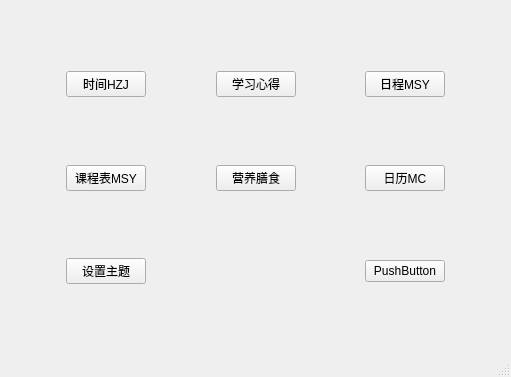
Arthur381/QTproject, file realProgect/mainwindow.ui: the form before one commit.
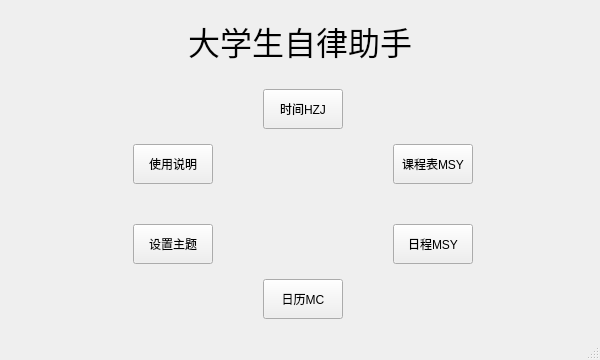
The form after the commit. Icons and pictures are not drawn.

```diff
--- a/realProgect/mainwindow.ui
+++ b/realProgect/mainwindow.ui
@@ -6,10 +6,22 @@
    <rect>
     <x>0</x>
     <y>0</y>
-    <width>511</width>
-    <height>377</height>
+    <width>600</width>
+    <height>360</height>
    </rect>
   </property>
+  <property name="minimumSize">
+   <size>
+    <width>600</width>
+    <height>360</height>
+   </size>
+  </property>
+  <property name="maximumSize">
+   <size>
+    <width>600</width>
+    <height>360</height>
+   </size>
+  </property>
   <property name="windowTitle">
    <string>PKU自律指南</string>
   </property>
@@ -19,296 +31,149 @@
   </property>
   <widget class="QWidget" name="centralwidget">
    <layout class="QGridLayout" name="gridLayout">
-    <item row="0" column="1">
-     <spacer name="verticalSpacer_2">
-      <property name="orientation">
-       <enum>Qt::Vertical</enum>
+    <item row="0" column="0">
+     <widget class="QLabel" name="label">
+      <property name="font">
+       <font>
+        <family>Bahnschrift Light</family>
+        <pointsize>24</pointsize>
+       </font>
       </property>
-      <property name="sizeHint" stdset="0">
-       <size>
-        <width>20</width>
-        <height>40</height>
-       </size>
-      </property>
-     </spacer>
-    </item>
-    <item row="6" column="1">
-     <spacer name="verticalSpacer_7">
-      <property name="orientation">
-       <enum>Qt::Vertical</enum>
-      </property>
-      <property name="sizeHint" stdset="0">
-       <size>
-        <width>20</width>
-        <height>40</height>
-       </size>
-      </property>
-     </spacer>
-    </item>
-    <item row="2" column="1">
-     <spacer name="verticalSpacer">
-      <property name="orientation">
-       <enum>Qt::Vertical</enum>
-      </property>
-      <property name="sizeHint" stdset="0">
-       <size>
-        <width>20</width>
-        <height>40</height>
-       </size>
-      </property>
-     </spacer>
-    </item>
-    <item row="3" column="4">
-     <spacer name="horizontalSpacer_8">
-      <property name="orientation">
-       <enum>Qt::Horizontal</enum>
-      </property>
-      <property name="sizeHint" stdset="0">
-       <size>
-        <width>40</width>
-        <height>20</height>
-       </size>
-      </property>
-     </spacer>
-    </item>
-    <item row="3" column="3">
-     <widget class="QPushButton" name="Food">
       <property name="text">
-       <string>营养膳食</string>
+       <string>大学生自律助手</string>
+      </property>
+      <property name="alignment">
+       <set>Qt::AlignCenter</set>
       </property>
      </widget>
     </item>
     <item row="1" column="0">
-     <spacer name="horizontalSpacer_4">
-      <property name="orientation">
-       <enum>Qt::Horizontal</enum>
-      </property>
-      <property name="sizeHint" stdset="0">
+     <widget class="QWidget" name="widget_2" native="true">
+      <property name="minimumSize">
        <size>
-        <width>40</width>
-        <height>20</height>
+        <width>0</width>
+        <height>250</height>
        </size>
       </property>
-     </spacer>
-    </item>
-    <item row="1" column="3">
-     <widget class="QPushButton" name="note">
-      <property name="text">
-       <string>学习心得</string>
-      </property>
+      <widget class="QPushButton" name="TTBT">
+       <property name="geometry">
+        <rect>
+         <x>384</x>
+         <y>65</y>
+         <width>80</width>
+         <height>40</height>
+        </rect>
+       </property>
+       <property name="minimumSize">
+        <size>
+         <width>40</width>
+         <height>40</height>
+        </size>
+       </property>
+       <property name="text">
+        <string>课程表MSY</string>
+       </property>
+      </widget>
+      <widget class="QPushButton" name="pushButton">
+       <property name="geometry">
+        <rect>
+         <x>384</x>
+         <y>145</y>
+         <width>80</width>
+         <height>40</height>
+        </rect>
+       </property>
+       <property name="minimumSize">
+        <size>
+         <width>40</width>
+         <height>40</height>
+        </size>
+       </property>
+       <property name="text">
+        <string>日程MSY</string>
+       </property>
+      </widget>
+      <widget class="QPushButton" name="calBT">
+       <property name="geometry">
+        <rect>
+         <x>254</x>
+         <y>200</y>
+         <width>80</width>
+         <height>40</height>
+        </rect>
+       </property>
+       <property name="minimumSize">
+        <size>
+         <width>40</width>
+         <height>40</height>
+        </size>
+       </property>
+       <property name="text">
+        <string>日历MC</string>
+       </property>
+      </widget>
+      <widget class="QPushButton" name="style">
+       <property name="geometry">
+        <rect>
+         <x>124</x>
+         <y>145</y>
+         <width>80</width>
+         <height>40</height>
+        </rect>
+       </property>
+       <property name="minimumSize">
+        <size>
+         <width>40</width>
+         <height>40</height>
+        </size>
+       </property>
+       <property name="text">
+        <string>设置主题</string>
+       </property>
+      </widget>
+      <widget class="QPushButton" name="readme">
+       <property name="geometry">
+        <rect>
+         <x>124</x>
+         <y>65</y>
+         <width>80</width>
+         <height>40</height>
+        </rect>
+       </property>
+       <property name="minimumSize">
+        <size>
+         <width>40</width>
+         <height>40</height>
+        </size>
+       </property>
+       <property name="text">
+        <string>使用说明</string>
+       </property>
+      </widget>
+      <widget class="QPushButton" name="clockBT">
+       <property name="geometry">
+        <rect>
+         <x>254</x>
+         <y>10</y>
+         <width>80</width>
+         <height>40</height>
+        </rect>
+       </property>
+       <property name="minimumSize">
+        <size>
+         <width>40</width>
+         <height>40</height>
+        </size>
+       </property>
+       <property name="cursor">
+        <cursorShape>PointingHandCursor</cursorShape>
+       </property>
+       <property name="text">
+        <string>时间HZJ</string>
+       </property>
+      </widget>
      </widget>
     </item>
-    <item row="4" column="1">
-     <spacer name="verticalSpacer_3">
-      <property name="orientation">
-       <enum>Qt::Vertical</enum>
-      </property>
-      <property name="sizeHint" stdset="0">
-       <size>
-        <width>20</width>
-        <height>40</height>
-       </size>
-      </property>
-     </spacer>
-    </item>
-    <item row="3" column="0">
-     <spacer name="horizontalSpacer_6">
-      <property name="orientation">
-       <enum>Qt::Horizontal</enum>
-      </property>
-      <property name="sizeHint" stdset="0">
-       <size>
-        <width>40</width>
-        <height>20</height>
-       </size>
-      </property>
-     </spacer>
-    </item>
-    <item row="1" column="4">
-     <spacer name="horizontalSpacer_7">
-      <property name="orientation">
-       <enum>Qt::Horizontal</enum>
-      </property>
-      <property name="sizeHint" stdset="0">
-       <size>
-        <width>40</width>
-        <height>20</height>
-       </size>
-      </property>
-     </spacer>
-    </item>
-    <item row="0" column="5">
-     <spacer name="verticalSpacer_6">
-      <property name="orientation">
-       <enum>Qt::Vertical</enum>
-      </property>
-      <property name="sizeHint" stdset="0">
-       <size>
-        <width>20</width>
-        <height>40</height>
-       </size>
-      </property>
-     </spacer>
-    </item>
-    <item row="1" column="5">
-     <widget class="QPushButton" name="pushButton">
-      <property name="text">
-       <string>日程MSY</string>
-      </property>
-     </widget>
-    </item>
-    <item row="1" column="6">
-     <spacer name="horizontalSpacer_5">
-      <property name="orientation">
-       <enum>Qt::Horizontal</enum>
-      </property>
-      <property name="sizeHint" stdset="0">
-       <size>
-        <width>40</width>
-        <height>20</height>
-       </size>
-      </property>
-     </spacer>
-    </item>
-    <item row="1" column="2">
-     <spacer name="horizontalSpacer_3">
-      <property name="orientation">
-       <enum>Qt::Horizontal</enum>
-      </property>
-      <property name="sizeHint" stdset="0">
-       <size>
-        <width>40</width>
-        <height>20</height>
-       </size>
-      </property>
-     </spacer>
-    </item>
-    <item row="3" column="1">
-     <widget class="QPushButton" name="TTBT">
-      <property name="text">
-       <string>课程表MSY</string>
-      </property>
-     </widget>
-    </item>
-    <item row="3" column="2">
-     <spacer name="horizontalSpacer_2">
-      <property name="orientation">
-       <enum>Qt::Horizontal</enum>
-      </property>
-      <property name="sizeHint" stdset="0">
-       <size>
-        <width>40</width>
-        <height>20</height>
-       </size>
-      </property>
-     </spacer>
-    </item>
-    <item row="2" column="5">
-     <spacer name="verticalSpacer_4">
-      <property name="orientation">
-       <enum>Qt::Vertical</enum>
-      </property>
-      <property name="sizeHint" stdset="0">
-       <size>
-        <width>20</width>
-        <height>40</height>
-       </size>
-      </property>
-     </spacer>
-    </item>
-    <item row="6" column="5">
-     <spacer name="verticalSpacer_8">
-      <property name="orientation">
-       <enum>Qt::Vertical</enum>
-      </property>
-      <property name="sizeHint" stdset="0">
-       <size>
-        <width>20</width>
-        <height>40</height>
-       </size>
-      </property>
-     </spacer>
-    </item>
-    <item row="3" column="5">
-     <widget class="QPushButton" name="calBT">
-      <property name="text">
-       <string>日历MC</string>
-      </property>
-     </widget>
-    </item>
-    <item row="4" column="5">
-     <spacer name="verticalSpacer_5">
-      <property name="orientation">
-       <enum>Qt::Vertical</enum>
-      </property>
-      <property name="sizeHint" stdset="0">
-       <size>
-        <width>20</width>
-        <height>40</height>
-       </size>
-      </property>
-     </spacer>
-    </item>
-    <item row="3" column="6">
-     <spacer name="horizontalSpacer">
-      <property name="orientation">
-       <enum>Qt::Horizontal</enum>
-      </property>
-      <property name="sizeHint" stdset="0">
-       <size>
-        <width>40</width>
-        <height>20</height>
-       </size>
-      </property>
-     </spacer>
-    </item>
-    <item row="1" column="1">
-     <widget class="QPushButton" name="clockBT">
-      <property name="text">
-       <string>时间HZJ</string>
-      </property>
-     </widget>
-    </item>
-    <item row="5" column="1">
-     <widget class="QPushButton" name="style">
-      <property name="text">
-       <string>设置主题</string>
-      </property>
-     </widget>
-    </item>
-    <item row="5" column="0">
-     <spacer name="horizontalSpacer_9">
-      <property name="orientation">
-       <enum>Qt::Horizontal</enum>
-      </property>
-      <property name="sizeHint" stdset="0">
-       <size>
-        <width>40</width>
-        <height>20</height>
-       </size>
-      </property>
-     </spacer>
-    </item>
-    <item row="5" column="5">
-     <widget class="QPushButton" name="pushButton_3">
-      <property name="text">
-       <string>PushButton</string>
-      </property>
-     </widget>
-    </item>
-    <item row="5" column="2" colspan="3">
-     <spacer name="horizontalSpacer_10">
-      <property name="orientation">
-       <enum>Qt::Horizontal</enum>
-      </property>
-      <property name="sizeHint" stdset="0">
-       <size>
-        <width>40</width>
-        <height>20</height>
-       </size>
-      </property>
-     </spacer>
-    </item>
    </layout>
   </widget>
   <widget class="QMenuBar" name="menubar">
```
Left out of the diff: 8 changed lines with no effect on the pictures.
